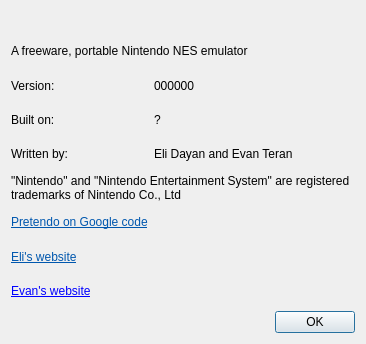
The window that qt/About.ui (eteran/pretendo) describes before a commit, drawn with Qt 5.
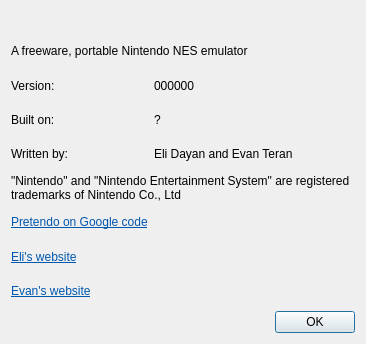
The same window after the commit. Icons and pictures are not drawn.

Patch:
```diff
--- a/qt/About.ui
+++ b/qt/About.ui
@@ -138,7 +138,10 @@
    <item row="8" column="0" colspan="2">
     <widget class="QLabel" name="label_11">
      <property name="text">
-      <string>&lt;a href=&quot;http://codef00.com/&quot;&gt;Evan's website&lt;/a&gt;</string>
+      <string>&lt;html&gt;&lt;head/&gt;&lt;body&gt;&lt;p&gt;&lt;a href=&quot;http://codef00.com/&quot;&gt;&lt;span style=&quot; text-decoration: underline; color:#0057ae;&quot;&gt;Evan's website&lt;/span&gt;&lt;/a&gt;&lt;/p&gt;&lt;/body&gt;&lt;/html&gt;</string>
+     </property>
+     <property name="openExternalLinks">
+      <bool>true</bool>
      </property>
     </widget>
    </item>
```
Left out of the diff: 19 changed lines with no effect on the pictures.
